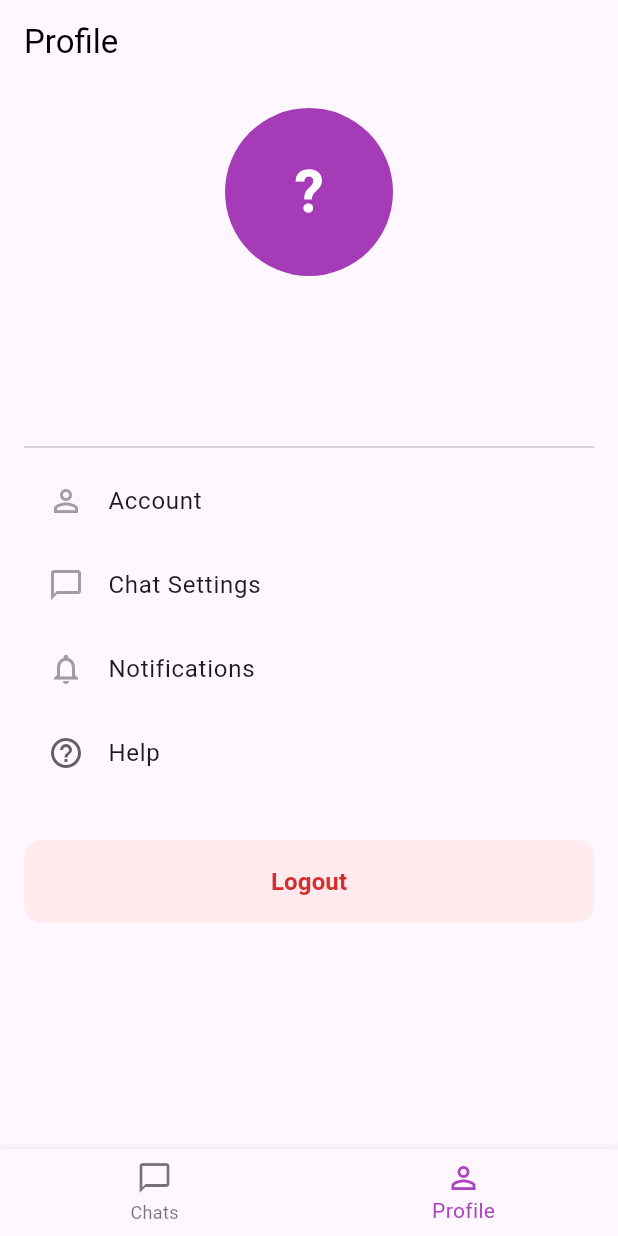
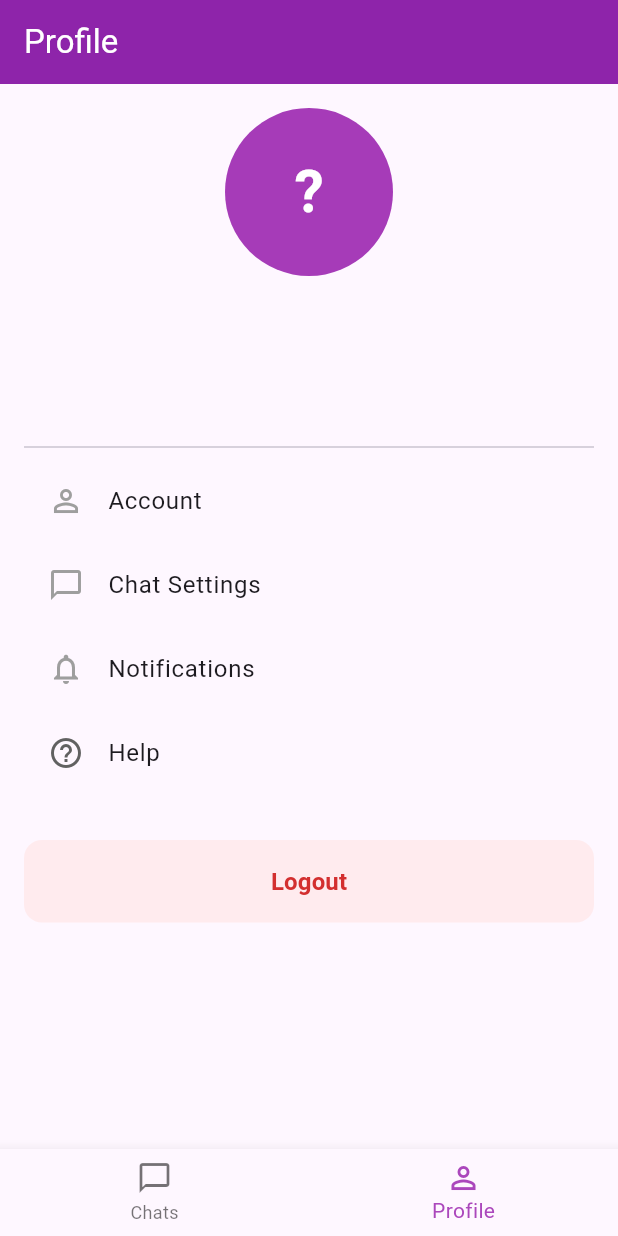
Before and after one commit to wirashauma/ChatApp-Cloud, a Flutter app: the screen it shows once a user with an empty profile is signed in, item 2 of the bottom bar chosen, on a phone screen of 412 x 824 dp. Run offline on Flutter 3.47's test engine with Material 3 defaults, Android fonts, the phone set to English and light mode, and no system bars; our stand-ins replace cloud_firestore, firebase_auth, firebase_core, firebase_storage, image_picker; accounts and stored records are empty.

Commit message:
Style: Update AppBar colors in ChatListScreen and ProfileScreen for consistency

```diff
--- a/lib/screens/chat/chat_list_screen.dart
+++ b/lib/screens/chat/chat_list_screen.dart
@@ -111,13 +111,13 @@ class ChatListScreen extends StatelessWidget {
   Widget build(BuildContext context) {
     return Scaffold(
       appBar: AppBar(
-        title: Text(
+        title: const Text(
           'Chats',
           style: TextStyle(fontWeight: FontWeight.bold),
         ),
         elevation: 0,
-        backgroundColor: Colors.white,
-        foregroundColor: Colors.black,
+        backgroundColor: Colors.purple[600],
+        foregroundColor: Colors.white,
       ),
       body: StreamBuilder<QuerySnapshot>(
         stream: FirestoreService.getChatRoomsStream(),
--- a/lib/screens/profile/profile_screen.dart
+++ b/lib/screens/profile/profile_screen.dart
@@ -25,9 +25,9 @@ class _ProfileScreenState extends State<ProfileScreen> {
       return Scaffold(
         appBar: AppBar(
           title: const Text('Profile'),
-          backgroundColor: Colors.transparent,
+          backgroundColor: Colors.purple[600],
           elevation: 0,
-          foregroundColor: Colors.black,
+          foregroundColor: Colors.white,
         ),
         body: const Center(child: CircularProgressIndicator()),
       );
@@ -36,9 +36,9 @@ class _ProfileScreenState extends State<ProfileScreen> {
     return Scaffold(
       appBar: AppBar(
         title: const Text('Profile'),
-        backgroundColor: Colors.transparent,
+        backgroundColor: Colors.purple[600],
         elevation: 0,
-        foregroundColor: Colors.black,
+        foregroundColor: Colors.white,
       ),
       body: FutureBuilder<DocumentSnapshot>(
         // Ambil data user yang sedang login
```
